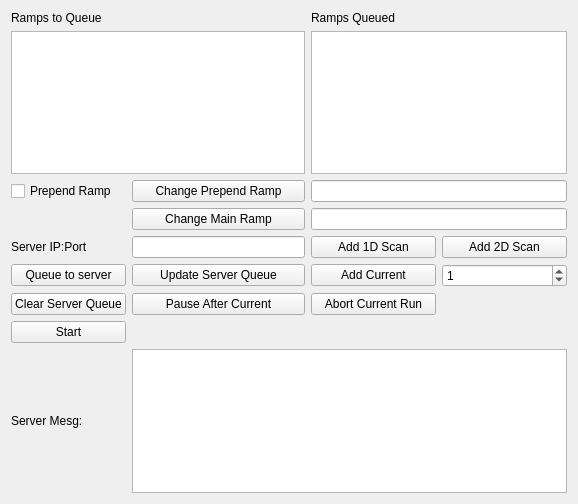
First picture: the form in rampage/ui/RampQueuer.ui, repository shreyaspotnis/rampage, before the edit.
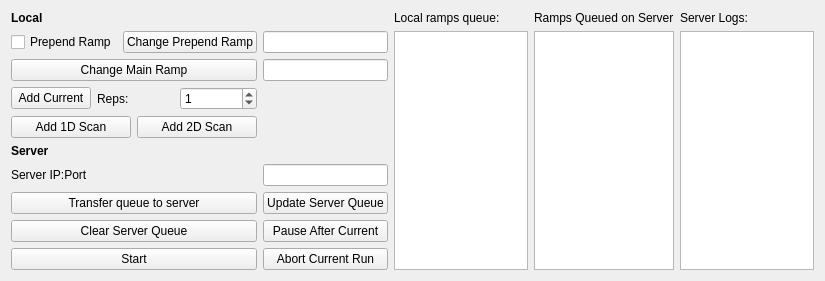
Second picture: the form after the edit.

Commit message: Made RampQueuer layout more user friendly

```diff
--- a/rampage/ui/RampQueuer.ui
+++ b/rampage/ui/RampQueuer.ui
@@ -6,161 +6,212 @@
    <rect>
     <x>0</x>
     <y>0</y>
-    <width>578</width>
-    <height>504</height>
+    <width>825</width>
+    <height>256</height>
    </rect>
   </property>
   <property name="windowTitle">
    <string>Ramp Queuer</string>
   </property>
   <layout class="QGridLayout" name="gridLayout_2">
-   <item row="0" column="0">
+   <item row="0" column="1">
     <layout class="QGridLayout" name="gridLayout">
-     <item row="8" column="1" colspan="3">
-      <widget class="QTextEdit" name="textServerMesg">
-       <property name="readOnly">
-        <bool>true</bool>
-       </property>
-      </widget>
-     </item>
-     <item row="5" column="2">
-      <widget class="QPushButton" name="pushAddCurrent">
-       <property name="text">
-        <string>Add Current</string>
-       </property>
-      </widget>
-     </item>
-     <item row="4" column="3">
-      <widget class="QPushButton" name="push2DScan">
-       <property name="text">
-        <string>Add 2D Scan</string>
-       </property>
-      </widget>
-     </item>
-     <item row="2" column="1">
-      <widget class="QPushButton" name="pushChangeFile">
-       <property name="text">
-        <string>Change Prepend Ramp</string>
-       </property>
-      </widget>
-     </item>
-     <item row="2" column="2" colspan="2">
-      <widget class="QLineEdit" name="lineEditPrependRamp">
-       <property name="readOnly">
-        <bool>true</bool>
-       </property>
-      </widget>
-     </item>
-     <item row="1" column="0" colspan="2">
+     <item row="1" column="2" rowspan="9">
       <widget class="QListWidget" name="listToQueue"/>
      </item>
-     <item row="1" column="2" colspan="2">
-      <widget class="QListWidget" name="listQueued"/>
-     </item>
-     <item row="4" column="2">
-      <widget class="QPushButton" name="push1DScan">
-       <property name="text">
-        <string>Add 1D Scan</string>
+     <item row="5" column="0">
+      <widget class="QLabel" name="label_5">
+       <property name="font">
+        <font>
+         <weight>75</weight>
+         <bold>true</bold>
+        </font>
        </property>
-      </widget>
-     </item>
-     <item row="2" column="0">
-      <widget class="QCheckBox" name="checkPrependRamp">
        <property name="text">
-        <string>Prepend Ramp</string>
+        <string>Server</string>
        </property>
       </widget>
      </item>
-     <item row="0" column="0">
-      <widget class="QLabel" name="label">
-       <property name="text">
-        <string>Ramps to Queue</string>
-       </property>
-      </widget>
+     <item row="1" column="0">
+      <layout class="QHBoxLayout" name="horizontalLayout">
+       <item>
+        <widget class="QCheckBox" name="checkPrependRamp">
+         <property name="text">
+          <string>Prepend Ramp</string>
+         </property>
+        </widget>
+       </item>
+       <item>
+        <widget class="QPushButton" name="pushChangeFile">
+         <property name="text">
+          <string>Change Prepend Ramp</string>
+         </property>
+        </widget>
+       </item>
+      </layout>
      </item>
-     <item row="0" column="2">
-      <widget class="QLabel" name="label_2">
-       <property name="text">
-        <string>Ramps Queued</string>
-       </property>
-      </widget>
-     </item>
-     <item row="5" column="1">
+     <item row="7" column="1">
       <widget class="QPushButton" name="pushUpdateServerQueue">
        <property name="text">
         <string>Update Server Queue</string>
        </property>
       </widget>
      </item>
-     <item row="8" column="0">
-      <widget class="QLabel" name="label_4">
-       <property name="text">
-        <string>Server Mesg:</string>
-       </property>
-      </widget>
-     </item>
-     <item row="5" column="3">
-      <widget class="QSpinBox" name="spinNumberReps">
-       <property name="toolTip">
-        <string>Number of reps</string>
-       </property>
-       <property name="value">
-        <number>1</number>
-       </property>
-      </widget>
-     </item>
-     <item row="4" column="1">
-      <widget class="QLineEdit" name="serverIPAndPort"/>
-     </item>
-     <item row="4" column="0">
-      <widget class="QLabel" name="label_3">
-       <property name="text">
-        <string>Server IP:Port</string>
-       </property>
-      </widget>
-     </item>
-     <item row="3" column="2" colspan="2">
-      <widget class="QLineEdit" name="lineEditMainRamp"/>
-     </item>
-     <item row="3" column="1">
+     <item row="2" column="0">
       <widget class="QPushButton" name="pushChangeMainRamp">
        <property name="text">
         <string>Change Main Ramp</string>
        </property>
       </widget>
      </item>
-     <item row="5" column="0">
-      <widget class="QPushButton" name="pushQueueToServer">
+     <item row="8" column="1">
+      <widget class="QPushButton" name="pushPauseAfterCurrent">
        <property name="text">
-        <string>Queue to server</string>
+        <string>Pause After Current</string>
        </property>
       </widget>
      </item>
-     <item row="6" column="0">
+     <item row="9" column="0">
+      <widget class="QPushButton" name="pushStart">
+       <property name="text">
+        <string>Start</string>
+       </property>
+      </widget>
+     </item>
+     <item row="2" column="1">
+      <widget class="QLineEdit" name="lineEditMainRamp"/>
+     </item>
+     <item row="8" column="0">
       <widget class="QPushButton" name="pushClearServerQueue">
        <property name="text">
         <string>Clear Server Queue</string>
        </property>
       </widget>
      </item>
-     <item row="6" column="2">
+     <item row="6" column="0">
+      <widget class="QLabel" name="label_3">
+       <property name="text">
+        <string>Server IP:Port</string>
+       </property>
+      </widget>
+     </item>
+     <item row="6" column="1">
+      <widget class="QLineEdit" name="serverIPAndPort"/>
+     </item>
+     <item row="0" column="0">
+      <widget class="QLabel" name="label_6">
+       <property name="minimumSize">
+        <size>
+         <width>219</width>
+         <height>0</height>
+        </size>
+       </property>
+       <property name="font">
+        <font>
+         <weight>75</weight>
+         <bold>true</bold>
+        </font>
+       </property>
+       <property name="text">
+        <string>Local</string>
+       </property>
+      </widget>
+     </item>
+     <item row="9" column="1">
       <widget class="QPushButton" name="pushAbortCurrentRun">
        <property name="text">
         <string>Abort Current Run</string>
        </property>
       </widget>
      </item>
-     <item row="6" column="1">
-      <widget class="QPushButton" name="pushPauseAfterCurrent">
+     <item row="0" column="2">
+      <widget class="QLabel" name="label">
        <property name="text">
-        <string>Pause After Current</string>
+        <string>Local ramps queue:</string>
        </property>
       </widget>
      </item>
      <item row="7" column="0">
-      <widget class="QPushButton" name="pushStart">
+      <widget class="QPushButton" name="pushQueueToServer">
        <property name="text">
-        <string>Start</string>
+        <string>Transfer queue to server</string>
+       </property>
+      </widget>
+     </item>
+     <item row="0" column="3">
+      <widget class="QLabel" name="label_2">
+       <property name="text">
+        <string>Ramps Queued on Server</string>
+       </property>
+      </widget>
+     </item>
+     <item row="0" column="4">
+      <widget class="QLabel" name="label_4">
+       <property name="text">
+        <string>Server Logs:</string>
+       </property>
+      </widget>
+     </item>
+     <item row="3" column="0">
+      <layout class="QHBoxLayout" name="horizontalLayout_2">
+       <item>
+        <widget class="QPushButton" name="pushAddCurrent">
+         <property name="text">
+          <string>Add Current</string>
+         </property>
+        </widget>
+       </item>
+       <item>
+        <widget class="QLabel" name="label_7">
+         <property name="text">
+          <string>Reps:</string>
+         </property>
+        </widget>
+       </item>
+       <item>
+        <widget class="QSpinBox" name="spinNumberReps">
+         <property name="toolTip">
+          <string>Number of reps</string>
+         </property>
+         <property name="value">
+          <number>1</number>
+         </property>
+        </widget>
+       </item>
+      </layout>
+     </item>
+     <item row="4" column="0">
+      <layout class="QHBoxLayout" name="horizontalLayout_3">
+       <item>
+        <widget class="QPushButton" name="push1DScan">
+         <property name="text">
+          <string>Add 1D Scan</string>
+         </property>
+        </widget>
+       </item>
+       <item>
+        <widget class="QPushButton" name="push2DScan">
+         <property name="text">
+          <string>Add 2D Scan</string>
+         </property>
+        </widget>
+       </item>
+      </layout>
+     </item>
+     <item row="1" column="1">
+      <widget class="QLineEdit" name="lineEditPrependRamp">
+       <property name="readOnly">
+        <bool>true</bool>
+       </property>
+      </widget>
+     </item>
+     <item row="1" column="3" rowspan="9">
+      <widget class="QListWidget" name="listQueued"/>
+     </item>
+     <item row="1" column="4" rowspan="9">
+      <widget class="QTextEdit" name="textServerMesg">
+       <property name="readOnly">
+        <bool>true</bool>
        </property>
       </widget>
      </item>
```
